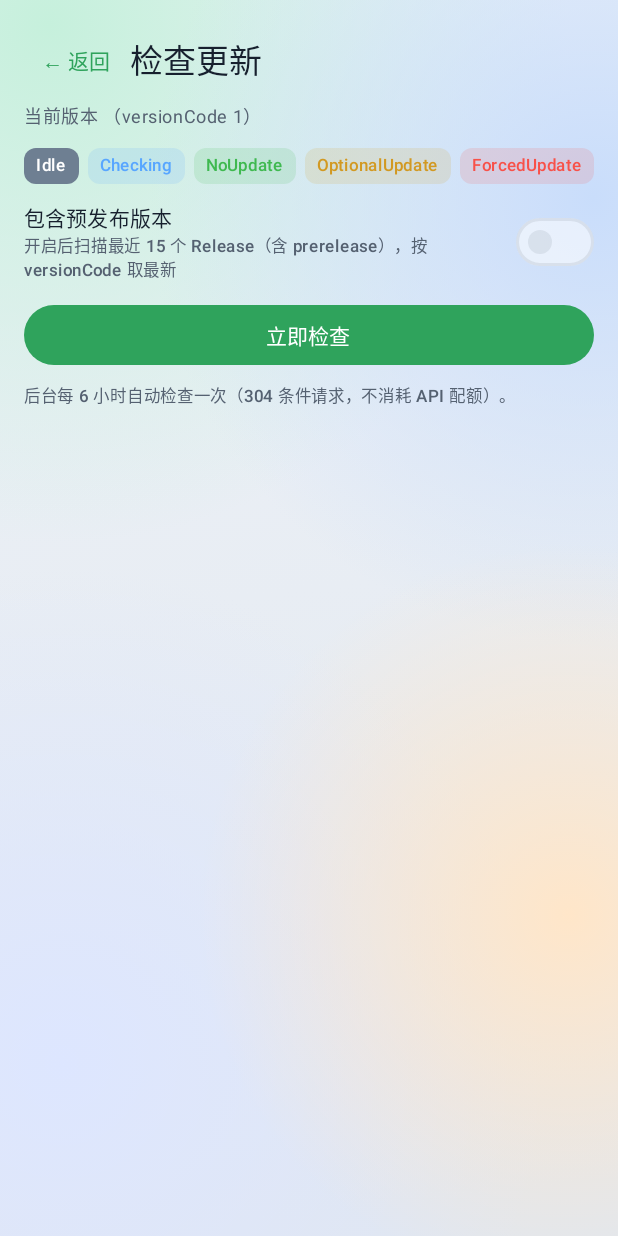
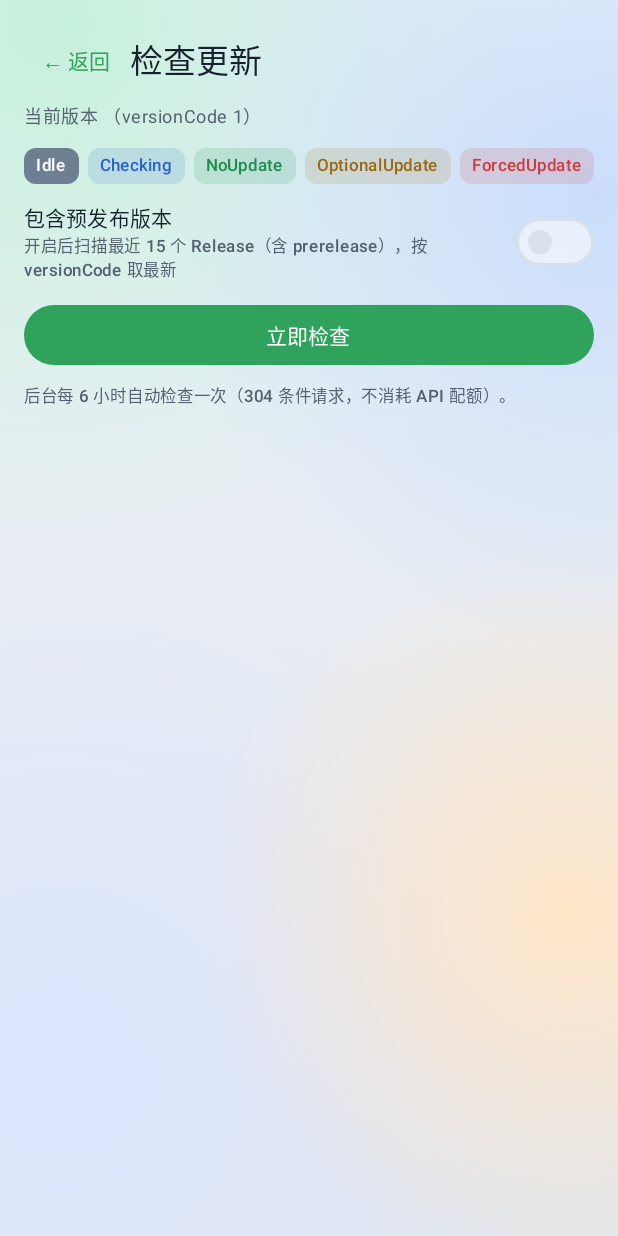
Before and after one commit to Tommyface/github-android-client, an Android app built with Jetpack Compose: the composable UpdateCheckScreen shown on its own in the app's theme, on a phone screen of 412 x 824 dp. Run offline under Robolectric (Android 15) with nearby library versions, the phone set to English and light mode, and no system bars; our stand-ins replace Room's generated code; 1 statement that could not run was skipped.

Commit message:
fix(P-201): 状态胶囊颜色改用 Frost 令牌（konsist 规则 14 拦下的裸色值）
- Frost 令牌新增 5 个状态色（success/warning/info/neutral/onStateFill），浅深两套取值
- UpdateCheckScreen 的 8 态胶囊不再写死 Color(0x…)，改取 LocalFrostColors

```diff
--- a/app/src/main/kotlin/com/gy/githubclient/update/UpdateCheckScreen.kt
+++ b/app/src/main/kotlin/com/gy/githubclient/update/UpdateCheckScreen.kt
@@ -29,10 +29,10 @@ import androidx.compose.runtime.Composable
 import androidx.compose.runtime.getValue
 import androidx.compose.ui.Alignment
 import androidx.compose.ui.Modifier
-import androidx.compose.ui.graphics.Color
 import androidx.compose.ui.unit.dp
 import androidx.lifecycle.compose.collectAsStateWithLifecycle
 import com.gy.githubclient.BuildConfig
+import com.gy.githubclient.core.presentation.theme.LocalFrostColors
 import org.koin.androidx.compose.koinViewModel
 
 /** 检查更新页：手动检查 + 版本/摘要展示 + 应用内下载入口（v0.6.0 M5/M8 · M1-04 状态机可视化）。 */
@@ -163,19 +163,21 @@ fun UpdateCheckScreen(
 @Composable
 private fun UpdateStateCapsules(state: UpdateCheckUiState) {
     val current = state.stateName()
+    // 状态色一律取 Frost 令牌（单一色源，见 konsist 规则 14）
+    val frost = LocalFrostColors.current
     Row(
         modifier = Modifier.horizontalScroll(rememberScrollState()),
         horizontalArrangement = Arrangement.spacedBy(6.dp),
     ) {
         listOf(
-            "Idle" to Color(0xFF6E7F92),
-            "Checking" to Color(0xFF58A6FF),
-            "NoUpdate" to Color(0xFF3FB950),
-            "OptionalUpdate" to Color(0xFFD29922),
-            "ForcedUpdate" to Color(0xFFF85149),
-            "Unknown" to Color(0xFF6E7F92),
-            "Downloading" to Color(0xFF58A6FF),
-            "ReadyToInstall" to Color(0xFF3FB950),
+            "Idle" to frost.stateNeutral,
+            "Checking" to frost.stateInfo,
+            "NoUpdate" to frost.stateSuccess,
+            "OptionalUpdate" to frost.stateWarning,
+            "ForcedUpdate" to frost.danger,
+            "Unknown" to frost.stateNeutral,
+            "Downloading" to frost.stateInfo,
+            "ReadyToInstall" to frost.stateSuccess,
         ).forEach { (name, color) ->
             val active = name == current
             Surface(
@@ -185,7 +187,7 @@ private fun UpdateStateCapsules(state: UpdateCheckUiState) {
                 Text(
                     text = name,
                     style = MaterialTheme.typography.labelSmall,
-                    color = if (active) Color.White else color,
+                    color = if (active) frost.onStateFill else color,
                     modifier = Modifier.padding(horizontal = 8.dp, vertical = 4.dp),
                 )
             }
--- a/core/presentation/src/main/kotlin/com/gy/githubclient/core/presentation/theme/Frost.kt
+++ b/core/presentation/src/main/kotlin/com/gy/githubclient/core/presentation/theme/Frost.kt
@@ -61,6 +61,16 @@ data class FrostColors(
     val navBarFill: Color,
     /** 噪点层不透明度（0.04~0.07，仅用于消除玻璃"塑料感"）。 */
     val noiseAlpha: Float,
+    /** 状态色：成功（可更新 / 已完成）。 */
+    val stateSuccess: Color,
+    /** 状态色：警告（可选更新 / 需注意）。 */
+    val stateWarning: Color,
+    /** 状态色：进行中（检查中 / 下载中）。 */
+    val stateInfo: Color,
+    /** 状态色：中性（闲置 / 不可比较）。 */
+    val stateNeutral: Color,
+    /** 状态胶囊激活态的文字色（浅色主题为白，深色主题为深底）。 */
+    val onStateFill: Color,
 ) {
     /** 指定厚度的玻璃填充色。 */
     fun fill(level: FrostLevel): Color =
@@ -109,6 +119,11 @@ val FrostLightColors =
         topBarFill = Color(0xFFFFFFFF).copy(alpha = 0.86f),
         navBarFill = Color(0xFFFFFFFF).copy(alpha = 0.84f),
         noiseAlpha = 0.05f,
+        stateSuccess = Color(0xFF1F8B4C),
+        stateWarning = Color(0xFF9A6A12),
+        stateInfo = Color(0xFF2C63C8),
+        stateNeutral = Color(0xFF6E7F92),
+        onStateFill = Color(0xFFFFFFFF),
     )
 
 /** 深色 Frost 令牌（玻璃用深灰蓝底，避免纯白叠加导致发灰）。 */
@@ -141,6 +156,12 @@ val FrostDarkColors =
         topBarFill = Color(0xFF181F2A).copy(alpha = 0.84f),
         navBarFill = Color(0xFF202834).copy(alpha = 0.82f),
         noiseAlpha = 0.07f,
+
+        stateSuccess = Color(0xFF3FB950),
+        stateWarning = Color(0xFFD29922),
+        stateInfo = Color(0xFF58A6FF),
+        stateNeutral = Color(0xFF8B98A9),
+        onStateFill = Color(0xFF0B1220),
     )
 
 /** 当前生效的 Frost 令牌；未包裹主题时回落到浅色，保证组件可独立预览。 */
```
